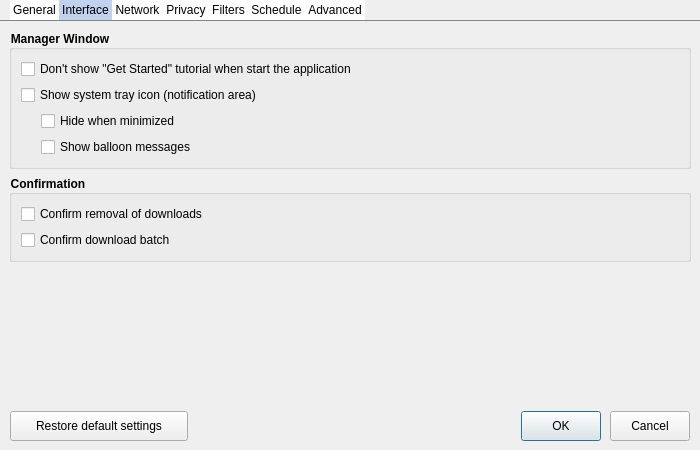
The window that src/dialogs/preferencedialog.ui (setvisible/ArrowDL) describes before a commit, drawn with Qt 5.
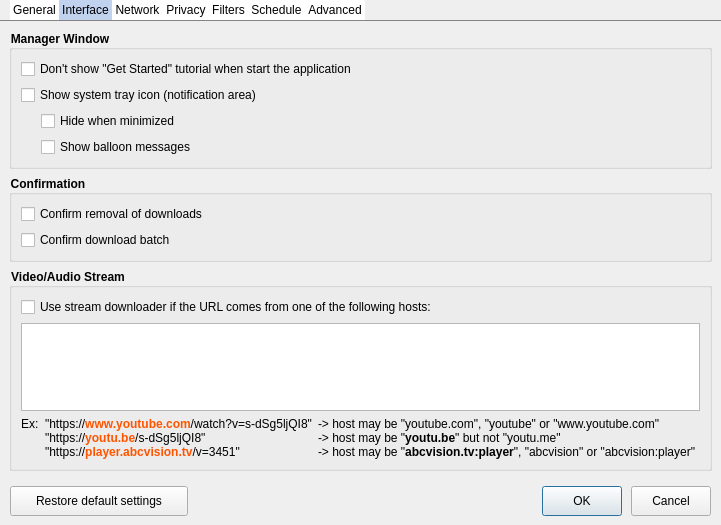
The same window after the commit. The open tabs and pages were chosen to show the change. Icons and pictures are not drawn. Custom widgets are drawn as their Qt base class.

Commit message: [Stream] Open stream downloader if the URL is a stream + unit test

```diff
--- a/src/dialogs/preferencedialog.ui
+++ b/src/dialogs/preferencedialog.ui
@@ -7,7 +7,7 @@
     <x>0</x>
     <y>0</y>
     <width>700</width>
-    <height>450</height>
+    <height>525</height>
    </rect>
   </property>
   <property name="windowTitle">
@@ -288,17 +288,57 @@
         </widget>
        </item>
        <item>
-        <spacer name="verticalSpacer">
-         <property name="orientation">
-          <enum>Qt::Vertical</enum>
+        <widget class="QGroupBox" name="groupBox_10">
+         <property name="title">
+          <string>Video/Audio Stream</string>
          </property>
-         <property name="sizeHint" stdset="0">
-          <size>
-           <width>20</width>
-           <height>256</height>
-          </size>
-         </property>
-        </spacer>
+         <layout class="QVBoxLayout" name="verticalLayout_15">
+          <item>
+           <widget class="QCheckBox" name="streamHostCheckBox">
+            <property name="text">
+             <string>Use stream downloader if the URL comes from one of the following hosts:</string>
+            </property>
+           </widget>
+          </item>
+          <item>
+           <widget class="QPlainTextEdit" name="streamHostPlainTextEdit"/>
+          </item>
+          <item>
+           <layout class="QHBoxLayout" name="horizontalLayout_10" stretch="0,0,1">
+            <item>
+             <widget class="QLabel" name="label_11">
+              <property name="text">
+               <string>Ex:</string>
+              </property>
+              <property name="alignment">
+               <set>Qt::AlignLeading|Qt::AlignLeft|Qt::AlignTop</set>
+              </property>
+             </widget>
+            </item>
+            <item>
+             <widget class="QLabel" name="label_9">
+              <property name="text">
+               <string>&lt;html&gt;&lt;head/&gt;&lt;body&gt;&amp;quot;https://&lt;span style=&quot; font-weight:600; color:#ff5500;&quot;&gt;www.youtube.com&lt;/span&gt;/watch?v=s-dSg5ljQI8&amp;quot;&lt;br/&gt;&amp;quot;https://&lt;span style=&quot; font-weight:600; color:#ff5500;&quot;&gt;youtu.be&lt;/span&gt;/s-dSg5ljQI8&amp;quot;&lt;br/&gt;&amp;quot;https://&lt;span style=&quot; font-weight:600; color:#ff5500;&quot;&gt;player.abcvision.tv&lt;/span&gt;/v=3451&amp;quot;&lt;/body&gt;&lt;/html&gt;</string>
+              </property>
+              <property name="alignment">
+               <set>Qt::AlignLeading|Qt::AlignLeft|Qt::AlignTop</set>
+              </property>
+             </widget>
+            </item>
+            <item>
+             <widget class="QLabel" name="label_12">
+              <property name="text">
+               <string>&lt;html&gt;&lt;head/&gt;&lt;body&gt;-&amp;gt; host may be &amp;quot;youtube.com&amp;quot;, &amp;quot;youtube&amp;quot; or &amp;quot;www.youtube.com&amp;quot;&lt;br/&gt;-&amp;gt; host may be &amp;quot;&lt;span style=&quot; font-weight:600;&quot;&gt;youtu.be&lt;/span&gt;&amp;quot; but not &amp;quot;youtu.me&amp;quot;&lt;br/&gt;-&amp;gt; host may be &amp;quot;&lt;span style=&quot; font-weight:600;&quot;&gt;abcvision.tv:player&lt;/span&gt;&amp;quot;, &amp;quot;abcvision&amp;quot;  or &amp;quot;abcvision:player&amp;quot;&lt;/body&gt;&lt;/html&gt;</string>
+              </property>
+              <property name="alignment">
+               <set>Qt::AlignLeading|Qt::AlignLeft|Qt::AlignTop</set>
+              </property>
+             </widget>
+            </item>
+           </layout>
+          </item>
+         </layout>
+        </widget>
        </item>
       </layout>
      </widget>
```
Left out of the diff: 22 changed lines with no effect on the pictures. The commit also changes 13 other files.
